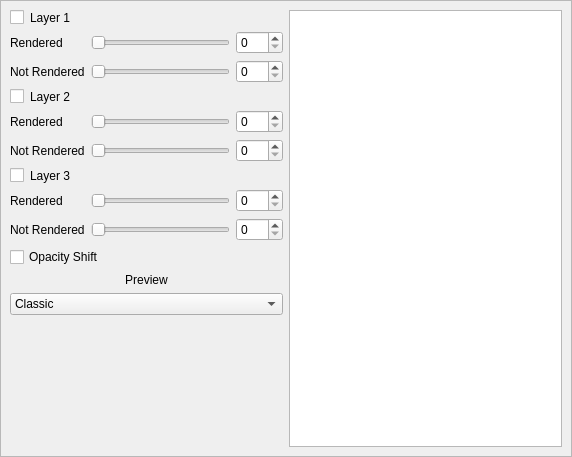
This is ui/uifiles/settings/tiles.ui in timofey260/RWE-Sharp as Qt 5 draws it before an edit. The edited form follows.
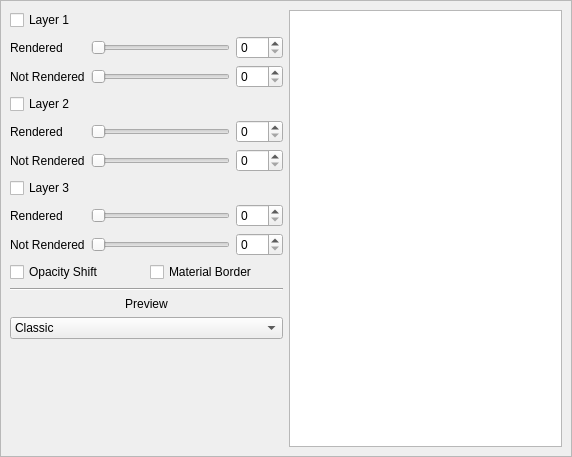
This is the edited form. Custom widgets are drawn as their Qt base class.

```diff
--- a/ui/uifiles/settings/tiles.ui
+++ b/ui/uifiles/settings/tiles.ui
@@ -50,8 +50,6 @@
        <item>
         <layout class="QVBoxLayout" name="verticalLayout_3">
          <item>
-          <layout class="QHBoxLayout" name="horizontalLayout_4">
-           <item>
             <widget class="QCheckBox" name="L1show">
              <property name="sizePolicy">
               <sizepolicy hsizetype="Maximum" vsizetype="Fixed">
@@ -60,28 +58,23 @@
               </sizepolicy>
              </property>
              <property name="text">
-              <string/>
-             </property>
-            </widget>
-           </item>
-           <item>
-            <widget class="QLabel" name="label_5">
-             <property name="text">
               <string>Layer 1</string>
              </property>
-             <property name="alignment">
-              <set>Qt::AlignmentFlag::AlignLeading|Qt::AlignmentFlag::AlignLeft|Qt::AlignmentFlag::AlignVCenter</set>
-             </property>
-             <property name="buddy">
-              <cstring>L1show</cstring>
-             </property>
-            </widget>
-           </item>
-          </layout>
+          </widget>
          </item>
          <item>
           <layout class="QGridLayout" name="gridLayout_2">
-           <item row="1" column="1">
+           <item row="2" column="1">
+            <widget class="QSlider" name="L1opr">
+             <property name="maximum">
+              <number>255</number>
+             </property>
+             <property name="orientation">
+              <enum>Qt::Orientation::Horizontal</enum>
+             </property>
+            </widget>
+           </item>
+           <item row="3" column="1">
             <widget class="QSlider" name="L1opn">
              <property name="maximum">
               <number>255</number>
@@ -91,60 +84,48 @@
              </property>
             </widget>
            </item>
-           <item row="0" column="2">
-            <widget class="QSpinBox" name="L1opr_2">
-             <property name="sizePolicy">
-              <sizepolicy hsizetype="Minimum" vsizetype="Fixed">
-               <horstretch>0</horstretch>
-               <verstretch>0</verstretch>
-              </sizepolicy>
-             </property>
-             <property name="maximum">
-              <number>255</number>
-             </property>
-            </widget>
-           </item>
-           <item row="1" column="0">
+           <item row="3" column="0">
             <widget class="QLabel" name="label_2">
              <property name="text">
               <string>Not Rendered</string>
              </property>
             </widget>
            </item>
-           <item row="1" column="2">
-            <widget class="QSpinBox" name="L1opn_2">
-             <property name="sizePolicy">
-              <sizepolicy hsizetype="Minimum" vsizetype="Fixed">
-               <horstretch>0</horstretch>
-               <verstretch>0</verstretch>
-              </sizepolicy>
-             </property>
-             <property name="maximum">
-              <number>255</number>
-             </property>
-            </widget>
-           </item>
-           <item row="0" column="0">
+           <item row="2" column="0">
             <widget class="QLabel" name="label">
              <property name="text">
               <string>Rendered</string>
              </property>
             </widget>
            </item>
-           <item row="0" column="1">
-            <widget class="QSlider" name="L1opr">
+           <item row="2" column="2">
+            <widget class="QSpinBox" name="L1opr_2">
+             <property name="sizePolicy">
+              <sizepolicy hsizetype="Minimum" vsizetype="Fixed">
+               <horstretch>0</horstretch>
+               <verstretch>0</verstretch>
+              </sizepolicy>
+             </property>
              <property name="maximum">
               <number>255</number>
              </property>
-             <property name="orientation">
-              <enum>Qt::Orientation::Horizontal</enum>
+            </widget>
+           </item>
+           <item row="3" column="2">
+            <widget class="QSpinBox" name="L1opn_2">
+             <property name="sizePolicy">
+              <sizepolicy hsizetype="Minimum" vsizetype="Fixed">
+               <horstretch>0</horstretch>
+               <verstretch>0</verstretch>
+              </sizepolicy>
+             </property>
+             <property name="maximum">
+              <number>255</number>
              </property>
             </widget>
            </item>
           </layout>
          </item>
-         <item>
-          <layout class="QHBoxLayout" name="horizontalLayout_5">
            <item>
             <widget class="QCheckBox" name="L2show">
              <property name="sizePolicy">
@@ -154,24 +135,9 @@
               </sizepolicy>
              </property>
              <property name="text">
-              <string/>
-             </property>
-            </widget>
-           </item>
-           <item>
-            <widget class="QLabel" name="label_6">
-             <property name="text">
               <string>Layer 2</string>
              </property>
-             <property name="alignment">
-              <set>Qt::AlignmentFlag::AlignLeading|Qt::AlignmentFlag::AlignLeft|Qt::AlignmentFlag::AlignVCenter</set>
-             </property>
-             <property name="buddy">
-              <cstring>L1show</cstring>
-             </property>
-            </widget>
-           </item>
-          </layout>
+          </widget>
          </item>
          <item>
           <layout class="QGridLayout" name="gridLayout_3">
@@ -238,8 +204,6 @@
           </layout>
          </item>
          <item>
-          <layout class="QHBoxLayout" name="horizontalLayout_6">
-           <item>
             <widget class="QCheckBox" name="L3show">
              <property name="sizePolicy">
               <sizepolicy hsizetype="Maximum" vsizetype="Fixed">
@@ -248,29 +212,14 @@
               </sizepolicy>
              </property>
              <property name="text">
-              <string/>
-             </property>
-            </widget>
-           </item>
-           <item>
-            <widget class="QLabel" name="label_9">
-             <property name="text">
               <string>Layer 3</string>
              </property>
-             <property name="alignment">
-              <set>Qt::AlignmentFlag::AlignLeading|Qt::AlignmentFlag::AlignLeft|Qt::AlignmentFlag::AlignVCenter</set>
-             </property>
-             <property name="buddy">
-              <cstring>L1show</cstring>
-             </property>
-            </widget>
-           </item>
-          </layout>
+          </widget>
          </item>
          <item>
           <layout class="QGridLayout" name="gridLayout_4">
            <item row="1" column="1">
-            <widget class="QSlider" name="L3opn">
+            <widget class="QSlider" name="L3opr">
              <property name="maximum">
               <number>255</number>
              </property>
@@ -279,27 +228,14 @@
              </property>
             </widget>
            </item>
-           <item row="0" column="2">
-            <widget class="QSpinBox" name="L3opr_2">
-             <property name="sizePolicy">
-              <sizepolicy hsizetype="Minimum" vsizetype="Fixed">
-               <horstretch>0</horstretch>
-               <verstretch>0</verstretch>
-              </sizepolicy>
-             </property>
-             <property name="maximum">
-              <number>255</number>
-             </property>
-            </widget>
-           </item>
-           <item row="1" column="0">
+           <item row="2" column="0">
             <widget class="QLabel" name="label_7">
              <property name="text">
               <string>Not Rendered</string>
              </property>
             </widget>
            </item>
-           <item row="1" column="2">
+           <item row="2" column="2">
             <widget class="QSpinBox" name="L3opn_2">
              <property name="sizePolicy">
               <sizepolicy hsizetype="Minimum" vsizetype="Fixed">
@@ -312,15 +248,15 @@
              </property>
             </widget>
            </item>
-           <item row="0" column="0">
+           <item row="1" column="0">
             <widget class="QLabel" name="label_8">
              <property name="text">
               <string>Rendered</string>
              </property>
             </widget>
            </item>
-           <item row="0" column="1">
-            <widget class="QSlider" name="L3opr">
+           <item row="2" column="1">
+            <widget class="QSlider" name="L3opn">
              <property name="maximum">
               <number>255</number>
              </property>
@@ -329,12 +265,43 @@
              </property>
             </widget>
            </item>
+           <item row="1" column="2">
+            <widget class="QSpinBox" name="L3opr_2">
+             <property name="sizePolicy">
+              <sizepolicy hsizetype="Minimum" vsizetype="Fixed">
+               <horstretch>0</horstretch>
+               <verstretch>0</verstretch>
+              </sizepolicy>
+             </property>
+             <property name="maximum">
+              <number>255</number>
+             </property>
+            </widget>
+           </item>
           </layout>
          </item>
+         <item>
+          <layout class="QHBoxLayout" name="horizontalLayout_2">
          <item>
           <widget class="QCheckBox" name="Opacityshift">
            <property name="text">
             <string>Opacity Shift</string>
+             </property>
+            </widget>
+           </item>
+           <item>
+            <widget class="QCheckBox" name="MatBorder">
+             <property name="text">
+              <string>Material Border</string>
+             </property>
+            </widget>
+           </item>
+          </layout>
+         </item>
+         <item>
+          <widget class="Line" name="line">
+           <property name="orientation">
+            <enum>Qt::Orientation::Horizontal</enum>
            </property>
           </widget>
          </item>
```
Lines whose indentation alone changed are shown as unchanged.
